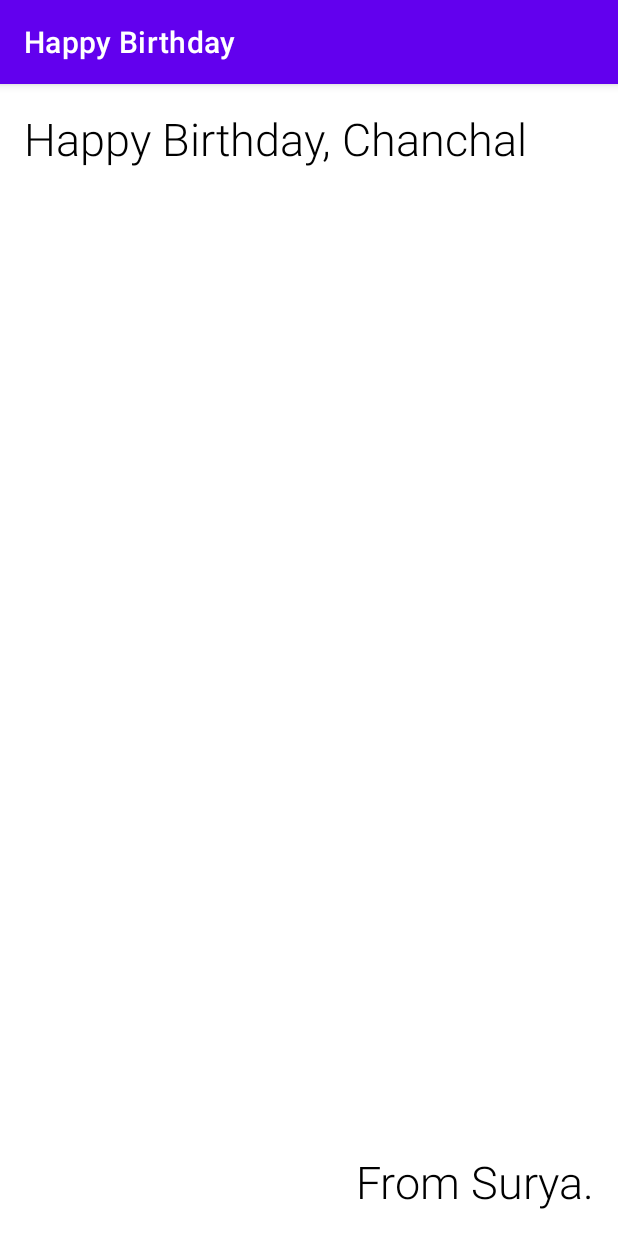
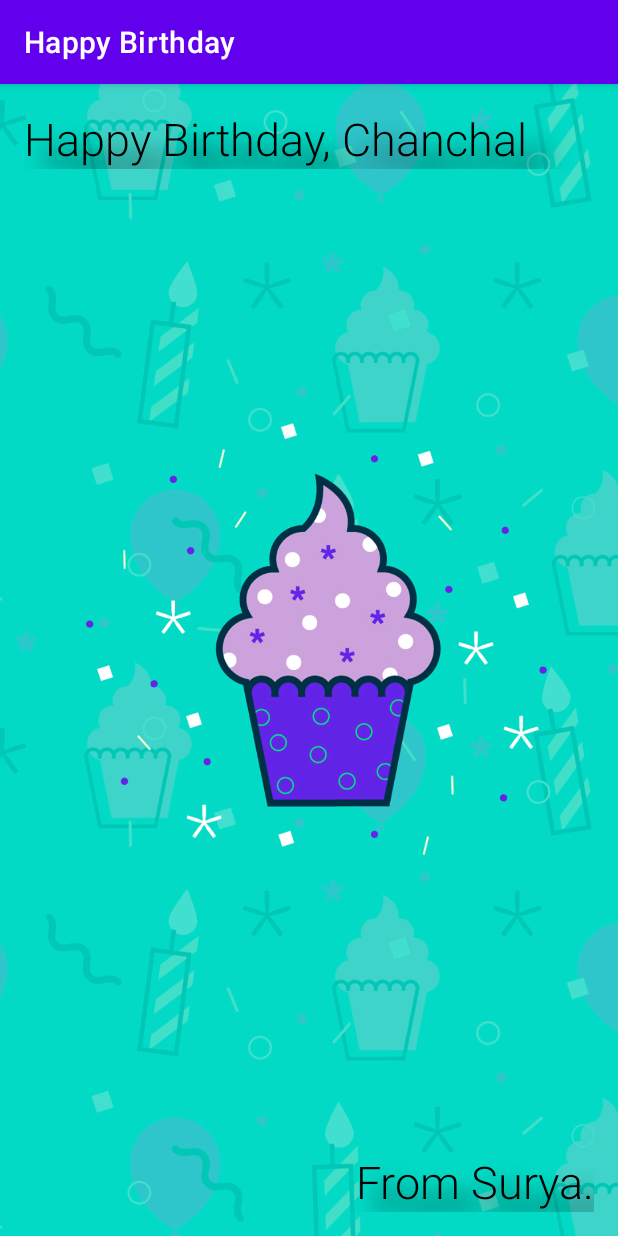
Before and after one commit to suryapratapsinghsuryavanshi/Virtual-Internship---Android-Application-Development-Using-Kotlin, an Android app: the screen it shows after launch (MainActivity), on a phone screen of 412 x 824 dp. Run offline under Robolectric (Android 15) with nearby library versions, the phone set to English and light mode, and no system bars.

Commit message:
add background image

```diff
--- a/app/src/main/res/layout/activity_main.xml
+++ b/app/src/main/res/layout/activity_main.xml
@@ -7,13 +7,29 @@
     android:layout_height="match_parent"
     tools:context=".MainActivity">
 
+    <ImageView
+        android:contentDescription="@string/happy_birthday_text"
+        android:scaleType="centerCrop"
+        android:id="@+id/imageView"
+        android:layout_width="wrap_content"
+        android:layout_height="wrap_content"
+        app:layout_constraintBottom_toBottomOf="parent"
+        app:layout_constraintEnd_toEndOf="parent"
+        app:layout_constraintStart_toStartOf="parent"
+        app:layout_constraintTop_toTopOf="parent"
+        app:srcCompat="@drawable/androidparty" />
+
     <TextView
+        android:shadowColor="#000000"
+        android:shadowDx="20"
+        android:shadowDy="20"
+        android:shadowRadius="20"
         android:id="@+id/textView"
         android:layout_width="match_parent"
         android:layout_height="wrap_content"
         android:layout_margin="16dp"
         android:fontFamily="sans-serif-light"
-        android:text="Happy Birthday, Chanchal"
+        android:text="@string/happy_birthday_text"
         android:textSize="30sp"
         android:textColor="@color/black"
         app:layout_constraintEnd_toEndOf="parent"
@@ -21,16 +37,21 @@
         app:layout_constraintTop_toTopOf="parent" />
 
     <TextView
+        android:id="@+id/textView2"
         android:layout_width="match_parent"
         android:layout_height="wrap_content"
         android:layout_margin="16dp"
         android:fontFamily="sans-serif-light"
-        android:text="From Surya."
+        android:shadowColor="#000000"
+        android:shadowDx="20"
+        android:shadowDy="20"
+        android:shadowRadius="20"
+        android:text="@string/from_name"
         android:textAlignment="viewEnd"
+        android:textColor="@color/black"
         android:textSize="30sp"
-        android:textColor="@color/black"
         app:layout_constraintBottom_toBottomOf="parent"
         app:layout_constraintEnd_toEndOf="parent"
         app:layout_constraintStart_toStartOf="parent" />
 
-  </androidx.constraintlayout.widget.ConstraintLayout>
+</androidx.constraintlayout.widget.ConstraintLayout>
--- a/app/src/main/res/values/strings.xml
+++ b/app/src/main/res/values/strings.xml
@@ -1,3 +1,5 @@
 <resources>
     <string name="app_name">Happy Birthday</string>
+    <string name="happy_birthday_text">Happy Birthday, Chanchal</string>
+    <string name="from_name">From Surya.</string>
 </resources>
```
Also changed, not shown: app/src/main/res/drawable/androidparty.png (added).
